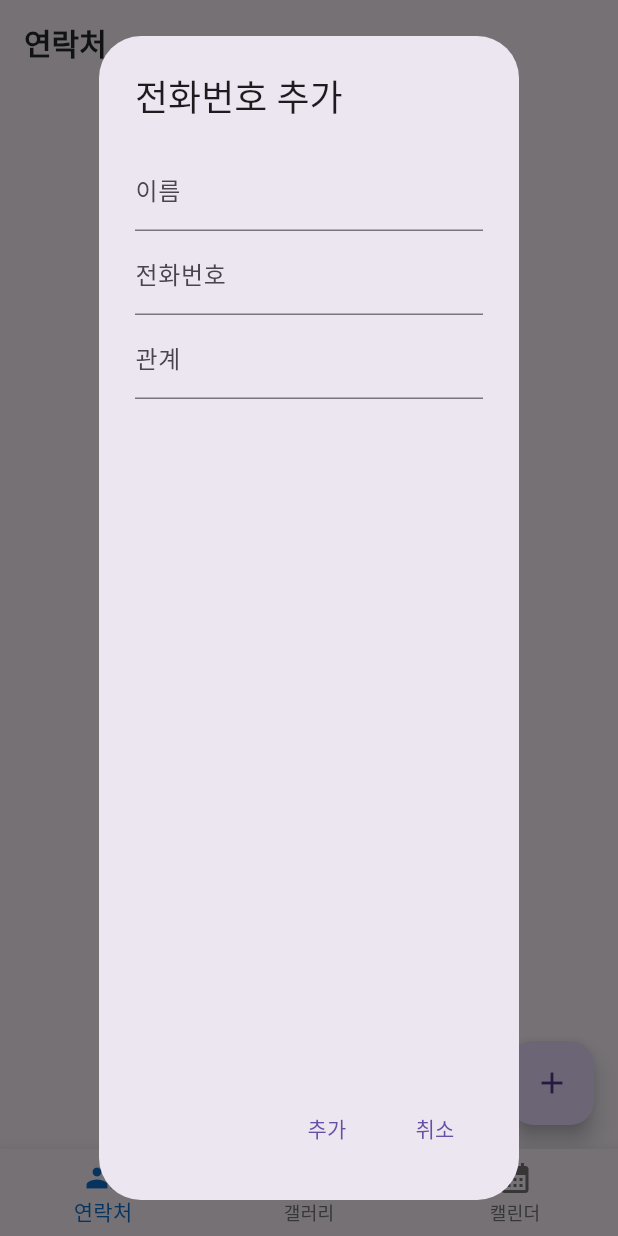
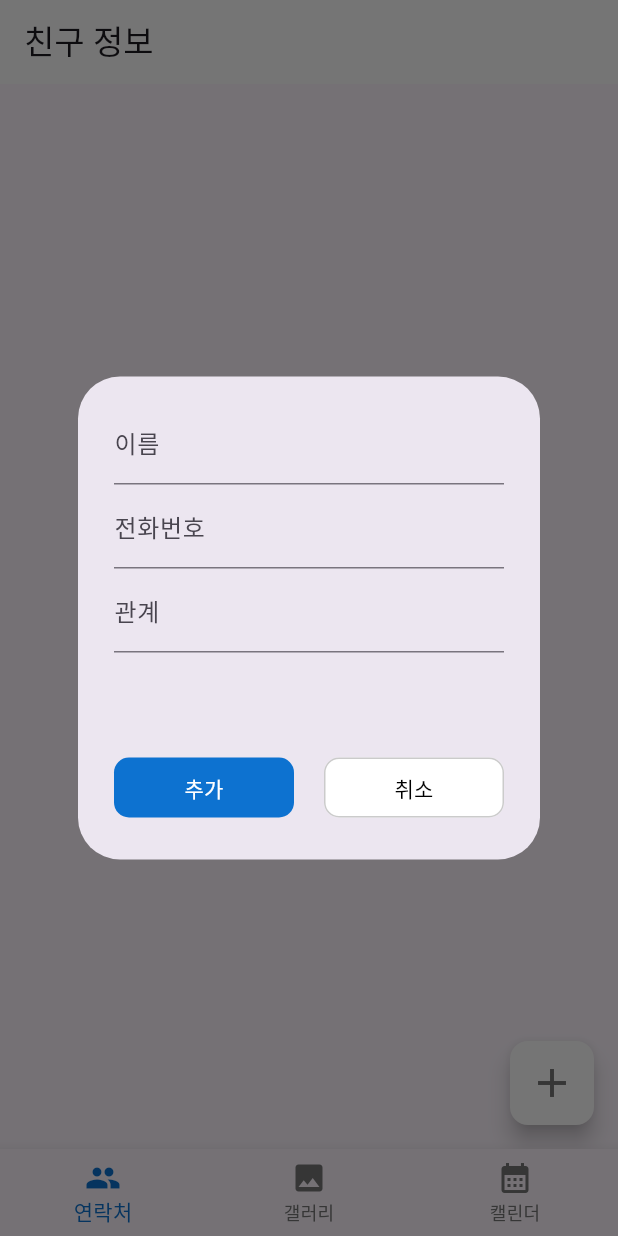
Before and after one commit to jjjh02/madcamp_1week, a Flutter app: the screen it shows after launch, after a tap on the "add" icon, on a phone screen of 412 x 824 dp. Run offline on Flutter 3.47's test engine with Material 3 defaults, Android fonts, the phone set to English and light mode, and no system bars; our stand-ins replace image_picker, table_calendar; Roboto replaces fonts that are missing (SUITE).

Commit message:
contact 디자인 추가

```diff
--- a/lib/pages/calendar/ViewCalendarPage.dart
+++ b/lib/pages/calendar/ViewCalendarPage.dart
@@ -192,7 +192,7 @@ class _ViewCalendarPageWidgetState extends State<ViewCalendarPageWidget> {
       backgroundColor: Colors.white,
       appBar: AppBar(
         backgroundColor: Colors.white,
-        title: Text('캘린더'),
+        title: Text('일정'),
       ),
       body: Column(
         children: [
--- a/lib/pages/calendar/ViewEventInfoPage.dart
+++ b/lib/pages/calendar/ViewEventInfoPage.dart
@@ -191,5 +191,6 @@ ContactPeople? getContactByName(String name) {
   return contacts.firstWhere(
     (contact) => contact.name.toLowerCase() == name.toLowerCase(),
     //orElse: () => null,
+
   );
 }
--- a/lib/pages/contact/ViewContactPage.dart
+++ b/lib/pages/contact/ViewContactPage.dart
@@ -114,19 +114,48 @@ void _showContactDetails(BuildContext context, ContactPeople contact) {
         ],
       ),
       actions: <Widget>[
-          ElevatedButton(
+          Row(
+            mainAxisAlignment: MainAxisAlignment.center,
+            children: [
+              SizedBox(
+                width: 120,
+                child: ElevatedButton(
                   onPressed: () {
                     _deleteContact(contact);
                     Navigator.of(context).pop();
                   },
                   child: Text('삭제'),
+                  style: TextButton.styleFrom(
+                            foregroundColor: Colors.white,
+                          backgroundColor: Color.fromARGB(255, 13, 114, 208), // 추가 버튼의 배경색을 파랑으로 설정
+                          //textStyle: TextStyle(color: Colors.white),// 텍스트 색상을 흰색으로 설정
+                          shape: RoundedRectangleBorder( // 둥근 사각형 모양
+                            borderRadius: BorderRadius.circular(10.0),
                           ),
-          ElevatedButton(
+                        ),
+                ),
+              ),
+              SizedBox(width: 20,),
+              SizedBox(
+                width: 120,
+                child: ElevatedButton(
                             onPressed: () {
                 Navigator.of(context).pop();
                             },
                             child: Text('닫기'),
+                            style: TextButton.styleFrom(
+                                  backgroundColor: const Color.fromARGB(255, 255, 255, 255), // 취소 버튼의 배경색을 하얗게 설정
+                                  foregroundColor: Colors.black, // 텍스트 색상을 검정으로 설정
+                                  shape: RoundedRectangleBorder( // 둥근 사각형 모양
+                    borderRadius: BorderRadius.circular(10.0),
+                    side: BorderSide(color: const Color.fromARGB(255, 203, 203, 203)), // 회색 테두리
                                   ),
+                                ),
+                          ),
+              ),
+            ],
+          ),
+
         ],
       contentPadding: EdgeInsets.only(top: 30.0, left: 24.0, right: 24.0, bottom: 24.0),
     );
@@ -170,10 +199,11 @@ void _deleteContact(ContactPeople contact) {
   Widget build(BuildContext context) {
     return Scaffold(
       appBar: AppBar(
-        title: Text('연락처', style: TextStyle(fontSize: 20, color: Color.fromARGB(255, 38, 39, 41), fontWeight: FontWeight.bold),),
+        backgroundColor: Colors.white,
+        title: Text('친구 정보'),
       ),
       body: ListView.builder(
-        itemCount: contacts.length * 2 - 1, // 선을 넣기 위해 항목 수 조정
+        itemCount: contacts.length == 0 ? contacts.length : contacts.length * 2 - 1, // 선을 넣기 위해 항목 수 조정
         itemBuilder: (context, index) {
           if (index.isOdd) {
             // 홀수 인덱스에 Divider 추가
@@ -214,8 +244,10 @@ void _deleteContact(ContactPeople contact) {
         showDialog(
           context: context,
           builder: (context) => AlertDialog(
-            title: Text("전화번호 추가"),
-            content: Column(
+            //title: Text("전화번호 추가"),
+            content: Container(
+              height:210,
+              child: Column(
                 children: [
                   TextField(
                     controller: nameController,
@@ -230,8 +262,15 @@ void _deleteContact(ContactPeople contact) {
                     decoration: InputDecoration(labelText: "관계"),
                   ),
                   ]),
+            ),
             actions: <Widget>[
-              TextButton(
+
+              Row(
+                mainAxisAlignment: MainAxisAlignment.center,
+                children: [
+                  SizedBox(
+                    width: 120,
+                    child: TextButton(
                       child: Text("추가"),
                       onPressed: () {
                         if (nameController.text.isNotEmpty &&
@@ -245,16 +284,48 @@ void _deleteContact(ContactPeople contact) {
                           Navigator.of(context).pop();
                         }
                       },
+                      style: TextButton.styleFrom(
+                                  foregroundColor: Colors.white,
+                                backgroundColor: Color.fromARGB(255, 13, 114, 208), // 추가 버튼의 배경색을 파랑으로 설정
+                                //textStyle: TextStyle(color: Colors.white),// 텍스트 색상을 흰색으로 설정
+                                shape: RoundedRectangleBorder( // 둥근 사각형 모양
+                                  borderRadius: BorderRadius.circular(10.0),
                                 ),
-              TextButton(
+                              ),
+                    ),
+                  ),
+                  SizedBox(width: 20,),
+              SizedBox(
+                width: 120,
+                child: TextButton(
                   child: Text("취소"),
                   onPressed: () => Navigator.of(context).pop(),
+                  style: TextButton.styleFrom(
+                                    backgroundColor: const Color.fromARGB(255, 255, 255, 255), // 취소 버튼의 배경색을 하얗게 설정
+                                    foregroundColor: Colors.black, // 텍스트 색상을 검정으로 설정
+                                    shape: RoundedRectangleBorder( // 둥근 사각형 모양
+                      borderRadius: BorderRadius.circular(10.0),
+                      side: BorderSide(color: const Color.fromARGB(255, 203, 203, 203)), // 회색 테두리
                                     ),
+                                  ),
+                ),
+              ),
+                ],
+              ),
+
             ],
           ),
         );
       },
-      child: Icon(Icons.add),
+      child: Icon(
+              Icons.add,
+              color: Color.fromRGBO(117, 117, 117, 1),
+              size: 32,
+            ),
+            backgroundColor:  Color.fromRGBO(255, 255, 255, 1),
+            shape: RoundedRectangleBorder(
+              borderRadius: BorderRadius.circular(12),
+            ),
     ),
     );
   }
```
Lines whose indentation alone changed are shown as unchanged.
